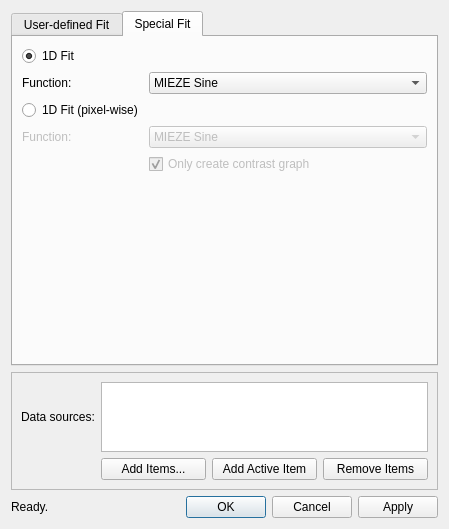
Before: the Qt Designer form ui/fit.ui in tweber-ill/frm_mirror-miezetools, drawn with Qt 5.
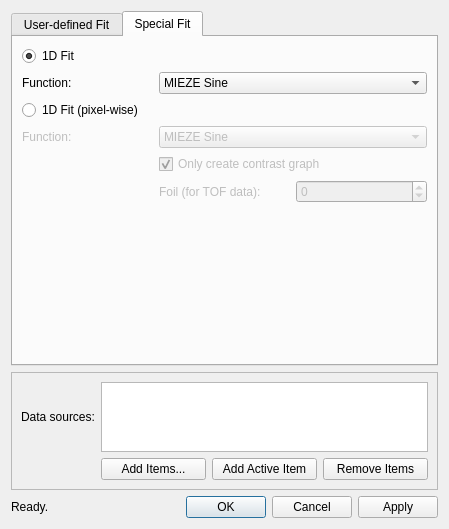
After: the same form once the commit is applied. The open tabs and pages were chosen to show the change.

```diff
--- a/ui/fit.ui
+++ b/ui/fit.ui
@@ -129,10 +129,24 @@
       <attribute name="title">
        <string>Special Fit</string>
       </attribute>
-      <layout class="QFormLayout" name="formLayout">
-       <property name="fieldGrowthPolicy">
-        <enum>QFormLayout::AllNonFixedFieldsGrow</enum>
-       </property>
+      <layout class="QGridLayout" name="gridLayout_3">
+       <item row="1" column="0">
+        <widget class="QLabel" name="labelFkt">
+         <property name="text">
+          <string>Function:</string>
+         </property>
+        </widget>
+       </item>
+       <item row="5" column="2">
+        <widget class="QSpinBox" name="spinFoil">
+         <property name="enabled">
+          <bool>false</bool>
+         </property>
+         <property name="minimum">
+          <number>-1</number>
+         </property>
+        </widget>
+       </item>
        <item row="0" column="0">
         <widget class="QRadioButton" name="radio1D">
          <property name="text">
@@ -143,30 +157,27 @@
          </property>
         </widget>
        </item>
-       <item row="1" column="0">
-        <widget class="QLabel" name="labelFkt">
+       <item row="4" column="1" colspan="2">
+        <widget class="QCheckBox" name="checkOnlyContrast">
+         <property name="enabled">
+          <bool>false</bool>
+         </property>
          <property name="text">
-          <string>Function:</string>
+          <string>Only create contrast graph</string>
+         </property>
+         <property name="checked">
+          <bool>true</bool>
          </property>
         </widget>
        </item>
-       <item row="1" column="1">
-        <widget class="QComboBox" name="comboSpecialFkt">
-         <item>
-          <property name="text">
-           <string>MIEZE Sine</string>
-          </property>
-         </item>
-         <item>
-          <property name="text">
-           <string>Gaussian</string>
-          </property>
-         </item>
-         <item>
-          <property name="text">
-           <string>Double Gaussian</string>
-          </property>
-         </item>
+       <item row="5" column="1">
+        <widget class="QLabel" name="labelFoil">
+         <property name="enabled">
+          <bool>false</bool>
+         </property>
+         <property name="text">
+          <string>Foil (for TOF data):</string>
+         </property>
         </widget>
        </item>
        <item row="2" column="0">
@@ -176,6 +187,25 @@
          </property>
         </widget>
        </item>
+       <item row="1" column="1" colspan="2">
+        <widget class="QComboBox" name="comboSpecialFkt">
+         <item>
+          <property name="text">
+           <string>MIEZE Sine</string>
+          </property>
+         </item>
+         <item>
+          <property name="text">
+           <string>Gaussian</string>
+          </property>
+         </item>
+         <item>
+          <property name="text">
+           <string>Double Gaussian</string>
+          </property>
+         </item>
+        </widget>
+       </item>
        <item row="3" column="0">
         <widget class="QLabel" name="labelPixel">
          <property name="enabled">
@@ -186,7 +216,7 @@
          </property>
         </widget>
        </item>
-       <item row="3" column="1">
+       <item row="3" column="1" colspan="2">
         <widget class="QComboBox" name="comboBoxSpecialFktPixel">
          <property name="enabled">
           <bool>false</bool>
@@ -203,18 +233,18 @@
          </item>
         </widget>
        </item>
-       <item row="4" column="1">
-        <widget class="QCheckBox" name="checkOnlyContrast">
-         <property name="enabled">
-          <bool>false</bool>
+       <item row="6" column="1">
+        <spacer name="verticalSpacer">
+         <property name="orientation">
+          <enum>Qt::Vertical</enum>
          </property>
-         <property name="text">
-          <string>Only create contrast graph</string>
+         <property name="sizeHint" stdset="0">
+          <size>
+           <width>20</width>
+           <height>40</height>
+          </size>
          </property>
-         <property name="checked">
-          <bool>true</bool>
-         </property>
-        </widget>
+        </spacer>
        </item>
       </layout>
      </widget>
```
Left out of the diff: 32 changed lines with no effect on the pictures.
